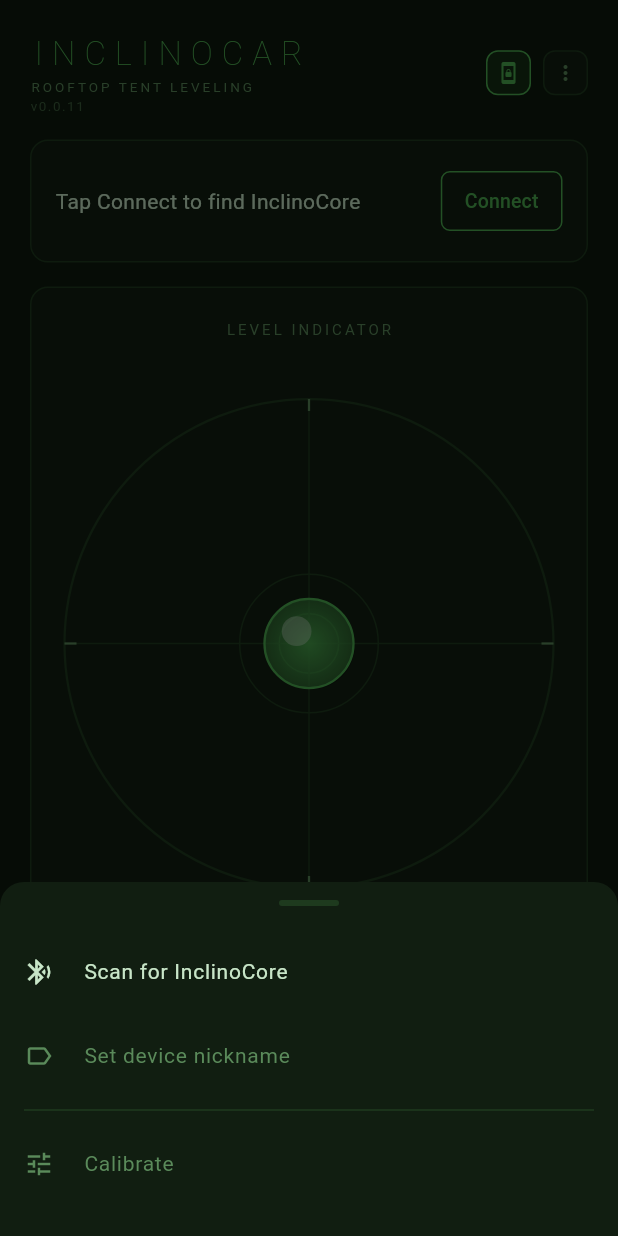
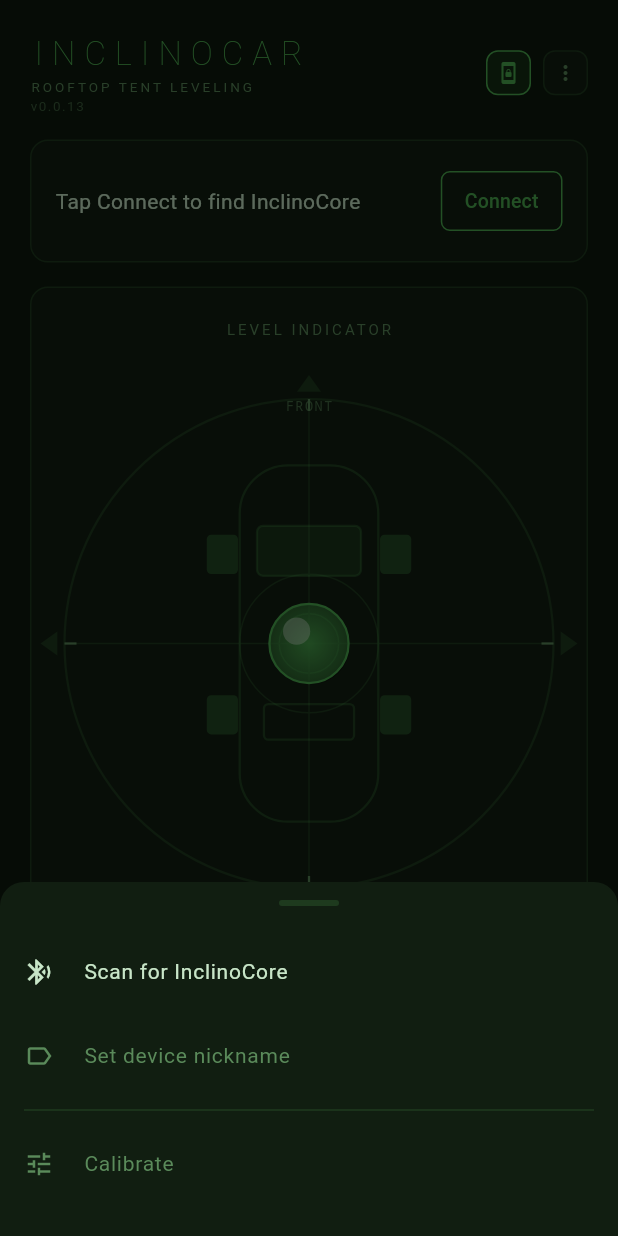
Before and after one commit to tophe75/inclinocar, a Flutter app: the screen it shows after launch, after a tap on the "more vert" icon, on a phone screen of 412 x 824 dp. Run offline on Flutter 3.47's test engine with Material 3 defaults, Android fonts, the phone set to English and light mode, and no system bars; our stand-ins replace flutter_blue_plus, permission_handler.

Commit message:
v0.0.13 — Option D bubble level with car silhouette and directional arrows

```diff
--- a/app/lib/main.dart
+++ b/app/lib/main.dart
@@ -22,7 +22,7 @@
 const Color kAmber    = Color(0xFFFFB300);
 const Color kRed      = Color(0xFFEF5350);
 
-const String kAppVersion = '0.0.11';
+const String kAppVersion = '0.0.13';
 
 void main() {
   WidgetsFlutterBinding.ensureInitialized();
@@ -581,41 +581,105 @@
     return LayoutBuilder(builder: (context, constraints) {
       final size   = min(constraints.maxWidth, constraints.maxHeight);
       final radius = size / 2;
-      final maxOff = radius * 0.65;
+      final maxOff = radius * 0.60;
       final dx = (roll  / 15.0).clamp(-1.0, 1.0) * maxOff;
       final dy = (pitch / 15.0).clamp(-1.0, 1.0) * maxOff;
       return SizedBox(width: size, height: size,
         child: CustomPaint(
           painter: _BubblePainter(
             dx: dx, dy: dy, radius: radius,
+            pitch: pitch, roll: roll,
             bubbleColor: level ? kGreen : kAmber, level: level)));
     });
   }
 }
 
 class _BubblePainter extends CustomPainter {
-  final double dx, dy, radius;
+  final double dx, dy, radius, pitch, roll;
   final Color  bubbleColor;
   final bool   level;
   _BubblePainter({required this.dx, required this.dy, required this.radius,
+    required this.pitch, required this.roll,
     required this.bubbleColor, required this.level});
+
+  void _drawArrow(Canvas canvas, Offset tip, Offset base1, Offset base2, Color color) {
+    final path = Path()..moveTo(tip.dx, tip.dy)
+      ..lineTo(base1.dx, base1.dy)..lineTo(base2.dx, base2.dy)..close();
+    canvas.drawPath(path, Paint()..color = color);
+  }
+
+  void _drawCar(Canvas canvas, double cx, double cy, double r) {
+    final paint = Paint()
+      ..color = kGreen.withOpacity(0.25)
+      ..style = PaintingStyle.stroke
+      ..strokeWidth = 1.5;
+
+    final carW = r * 0.28;
+    final carH = r * 0.72;
+
+    // Body
+    final body = RRect.fromRectAndRadius(
+      Rect.fromCenter(center: Offset(cx, cy), width: carW * 2, height: carH * 2),
+      Radius.circular(carW * 0.7));
+    canvas.drawRRect(body, paint);
+
+    // Windscreen
+    canvas.drawRRect(
+      RRect.fromRectAndRadius(
+        Rect.fromCenter(center: Offset(cx, cy - carH * 0.52),
+          width: carW * 1.5, height: carH * 0.28),
+        Radius.circular(4)),
+      Paint()..color = kGreen.withOpacity(0.15)..style = PaintingStyle.fill);
+    canvas.drawRRect(
+      RRect.fromRectAndRadius(
+        Rect.fromCenter(center: Offset(cx, cy - carH * 0.52),
+          width: carW * 1.5, height: carH * 0.28),
+        Radius.circular(4)),
+      paint);
+
+    // Rear window
+    canvas.drawRRect(
+      RRect.fromRectAndRadius(
+        Rect.fromCenter(center: Offset(cx, cy + carH * 0.44),
+          width: carW * 1.3, height: carH * 0.2),
+        Radius.circular(3)),
+      paint);
+
+    // Wheels — all four
+    for (final pos in [
+      Offset(cx - carW * 1.25, cy - carH * 0.5),
+      Offset(cx + carW * 1.25, cy - carH * 0.5),
+      Offset(cx - carW * 1.25, cy + carH * 0.4),
+      Offset(cx + carW * 1.25, cy + carH * 0.4),
+    ]) {
+      canvas.drawRRect(
+        RRect.fromRectAndRadius(
+          Rect.fromCenter(center: pos, width: carW * 0.45, height: carH * 0.22),
+          Radius.circular(3)),
+        Paint()..color = kGreen.withOpacity(0.3)..style = PaintingStyle.fill);
+    }
+  }
 
   @override
   void paint(Canvas canvas, Size size) {
     final cx = size.width / 2;
     final cy = size.height / 2;
 
+    // Outer circle
     canvas.drawCircle(Offset(cx, cy), radius - 2,
       Paint()..style = PaintingStyle.stroke..color = kBorder..strokeWidth = 1.5);
+    // Inner rings
     canvas.drawCircle(Offset(cx, cy), radius * 0.12,
       Paint()..style = PaintingStyle.stroke..color = kGreen.withOpacity(0.4)..strokeWidth = 1);
     canvas.drawCircle(Offset(cx, cy), radius * 0.28,
       Paint()..style = PaintingStyle.stroke..color = kBorder..strokeWidth = 1);
 
+    // Crosshair
     final hair = Paint()..color = kBorder..strokeWidth = 1;
     canvas.drawLine(Offset(cx - radius + 8, cy), Offset(cx + radius - 8, cy), hair);
     canvas.drawLine(Offset(cx, cy - radius + 8), Offset(cx, cy + radius - 8), hair);
 
+    // Tick marks
     final tick = Paint()..color = kDim..strokeWidth = 1.5;
     for (int i = 0; i < 4; i++) {
       final a = i * pi / 2;
@@ -624,20 +688,85 @@
         Offset(cx + (radius-2) *cos(a), cy + (radius-2) *sin(a)), tick);
     }
 
-    canvas.drawCircle(Offset(cx+dx+1, cy+dy+1), radius*0.18,
+    // Car silhouette
+    _drawCar(canvas, cx, cy, radius);
+
+    // FRONT label
+    final textPainter = TextPainter(
+      text: TextSpan(text: 'FRONT',
+        style: TextStyle(color: kDim.withOpacity(0.7), fontSize: 9,
+          fontFamily: 'monospace', letterSpacing: 1)),
+      textDirection: TextDirection.ltr,
+    )..layout();
+    textPainter.paint(canvas,
+      Offset(cx - textPainter.width / 2, cy - radius + 2));
+
+    // Directional arrows — light up when off level
+    final double threshold = 1.0;
+    final arrowR  = radius + 14;
+    final arrowSz = 8.0;
+
+    // pitch > 0 = front high → lower front (arrow points down = rear)
+    // pitch < 0 = front low → raise front (arrow points up = front)
+    // roll  > 0 = right high → lower right
+    // roll  < 0 = left high  → lower left
+
+    final frontActive = pitch < -threshold;
+    final rearActive  = pitch >  threshold;
+    final rightActive = roll  > -threshold && roll < -threshold ? false : roll < -threshold;
+    final leftActive  = roll  >  threshold;
+
+    // Top arrow (raise front)
+    final topColor = frontActive ? kAmber : kBorder;
+    _drawArrow(canvas,
+      Offset(cx, cy - arrowR),
+      Offset(cx - arrowSz, cy - arrowR + arrowSz * 1.4),
+      Offset(cx + arrowSz, cy - arrowR + arrowSz * 1.4),
+      topColor);
+
+    // Bottom arrow (raise rear / lower front)
+    final botColor = rearActive ? kAmber : kBorder;
+    _drawArrow(canvas,
+      Offset(cx, cy + arrowR),
+      Offset(cx - arrowSz, cy + arrowR - arrowSz * 1.4),
+      Offset(cx + arrowSz, cy + arrowR - arrowSz * 1.4),
+      botColor);
+
+    // Right arrow
+    final rightColor = rightActive ? kAmber : kBorder;
+    _drawArrow(canvas,
+      Offset(cx + arrowR, cy),
+      Offset(cx + arrowR - arrowSz * 1.4, cy - arrowSz),
+      Offset(cx + arrowR - arrowSz * 1.4, cy + arrowSz),
+      rightColor);
+
+    // Left arrow
+    final leftColor = leftActive ? kAmber : kBorder;
+    _drawArrow(canvas,
+      Offset(cx - arrowR, cy),
+      Offset(cx - arrowR + arrowSz * 1.4, cy - arrowSz),
+      Offset(cx - arrowR + arrowSz * 1.4, cy + arrowSz),
+      leftColor);
+
+    // Bubble shadow
+    canvas.drawCircle(Offset(cx+dx+1, cy+dy+1), radius*0.16,
       Paint()..color = Colors.black.withOpacity(0.3));
-    canvas.drawCircle(Offset(cx+dx, cy+dy), radius*0.18,
+    // Bubble fill
+    canvas.drawCircle(Offset(cx+dx, cy+dy), radius*0.16,
       Paint()..shader = RadialGradient(
         colors: [bubbleColor.withOpacity(0.9), bubbleColor.withOpacity(0.5)],
-      ).createShader(Rect.fromCircle(center: Offset(cx+dx, cy+dy), radius: radius*0.18)));
-    canvas.drawCircle(Offset(cx+dx, cy+dy), radius*0.18,
+      ).createShader(Rect.fromCircle(center: Offset(cx+dx, cy+dy), radius: radius*0.16)));
+    // Bubble outline
+    canvas.drawCircle(Offset(cx+dx, cy+dy), radius*0.16,
       Paint()..style = PaintingStyle.stroke..color = bubbleColor..strokeWidth = 1.5);
+    // Bubble glint
     canvas.drawCircle(
-      Offset(cx+dx - radius*0.05, cy+dy - radius*0.05), radius*0.06,
-      Paint()..color = Colors.white.withOpacity(0.3));
+      Offset(cx+dx - radius*0.05, cy+dy - radius*0.05), radius*0.055,
+      Paint()..color = Colors.white.withOpacity(0.35));
   }
 
   @override
   bool shouldRepaint(_BubblePainter old) =>
-    dx != old.dx || dy != old.dy || level != old.level;
+    dx != old.dx || dy != old.dy || level != old.level ||
+    pitch != old.pitch || roll != old.roll;
 }
```
